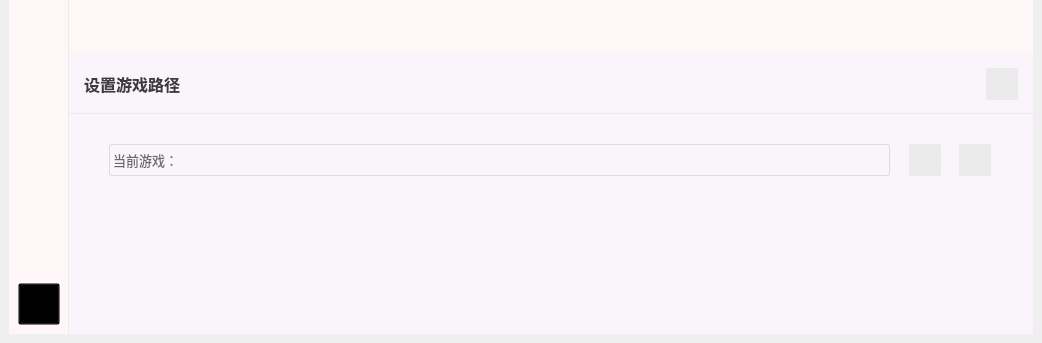
Before: the Qt Designer form ui/Main.ui in ichinoseyuu/GameLauncher, drawn with Qt 5; both pictures show x 0 to 1042 and y 395 to 738 of the 1042 by 738 pixel window.
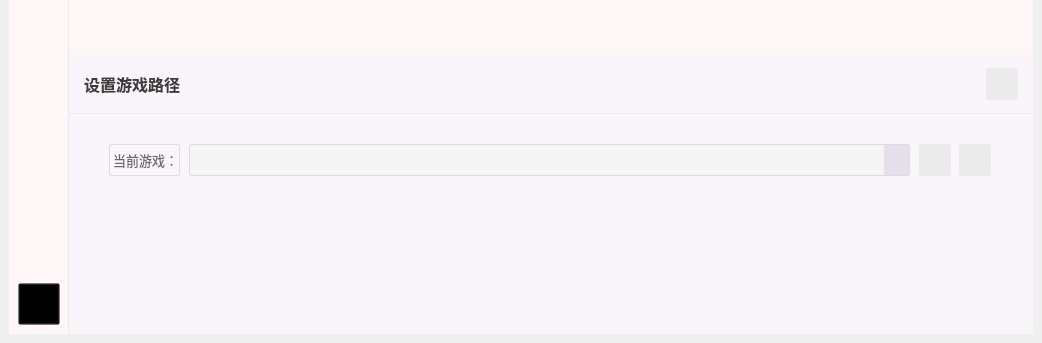
After: the same form once the commit is applied. The open tabs and pages were chosen to show the change. Icons and pictures are not drawn.

Diff of the .ui file:
```diff
--- a/ui/Main.ui
+++ b/ui/Main.ui
@@ -24,7 +24,9 @@
     </size>
    </property>
    <property name="styleSheet">
-    <string notr="true">#TitleWidget {
+    <string notr="true">/*================标题栏样式================*/
+
+#TitleWidget {
     border-bottom: 1px solid rgb(235, 235, 235);
     background-color: rgb(250, 245, 245);
 }
@@ -56,7 +58,7 @@
 }
 
 
-/*=============================*/
+/*================左侧按钮样式================*/
 
 #LeftWidget {
     border-right: 1px solid rgb(235, 235, 235);
@@ -77,26 +79,73 @@
     border-radius: 2px;
 }
 
-/*=============================*/
+/*================主页样式================*/
 
 #HomePage {
     background-color: rgb(255, 246, 248);
 }
 
-#PathSetWidget{
-    background-color: rgb(250, 245, 250);
-}
-
 #HomeLabel{
 	image: url(:/images/back_ground/home_bg.png);
 }
 
+#PathSetWidget{
+    background-color: rgb(250, 245, 250);
+}
+
 #PathSetLabel{
 	font-family: &quot;微软雅黑&quot;;
 	font-size: 12pt;
 	font-weight: bold;
 	color: rgb(60, 60, 60);
 }
+
+#PathSetTopWidget{
+    background-color: rgb(250, 245, 250);
+	border-bottom: 1px solid rgb(235, 235, 235);
+}
+
+#CurrentGameLabel{
+	font-family: &quot;微软雅黑&quot;;
+	font-size: 10pt;
+	color: dimgray;
+    border: 1px solid gainsboro;
+	border-radius: 2px;
+}
+
+#GameComboBox {
+	font-family: &quot;微软雅黑&quot;;
+    font: 10pt;
+    color: dimgray;
+	border-radius: 2px;
+    border: 1px solid gainsboro;
+    background-color: whitesmoke;
+}
+
+#GameComboBox::drop-down {
+    width: 25px;
+    background-color: rgb(229, 222, 235);
+}
+
+#GameComboBox QAbstractItemView {
+    color: dimgray;
+    background-color: whitesmoke;
+	border-radius: 2px;
+    outline: none;
+}
+
+#GameComboBox QAbstractItemView::item:hover {
+    background-color: lightgray;
+	border-radius: 2px;
+    color: dimgray; 
+}
+
+#GameComboBox QAbstractItemView::item:selected {
+    background-color: lightgray;
+	border-radius: 2px;
+    color: dimgray;
+}
+
 #PathSetWidget QPushButton {
     background-color: rgb(235, 235, 235);
 	color: rgb(80, 80, 80);
@@ -113,20 +162,8 @@
     border-radius: 2px;
 }
 
-#PathSetTopWidget{
-    background-color: rgb(250, 245, 250);
-	border-bottom: 1px solid rgb(235, 235, 235);
-}
+/*================开始页样式================*/
 
-#CurrentGameLabel{
-	font-family: &quot;微软雅黑&quot;;
-	font-size: 10pt;
-	color: dimgray;
-    border: 1px solid gainsboro;
-	border-radius: 2px;
-}
-
-/*=============================*/
 #StartPage {
     background-color: rgb(255, 246, 248);
 }
@@ -182,9 +219,8 @@
     border-radius: 2px;
 }
 #FunctionWidget QPushButton#ButtonEditFolder:checked {
-    background-color: rgb(230,230,230);
+    background-color: rgb(220, 220, 220);
 	border-radius: 2px;
-	border: 1px solid dimgray;
 }
 
 #FunctionWidget QPushButton:hover {
@@ -223,7 +259,9 @@
     background-color: rgb(230, 80, 110);
     border-radius: 2px;
 }
-/*=============================*/
+
+/*================关于页样式================*/
+
 #AboutPage { 
     background-color: rgb(255, 246, 248);
 }
@@ -324,12 +362,6 @@
 	font-weight: bold;
 	color: rgb(80, 80, 80);
 }
-
-QTextEdit {
-	background-color: transparent;
-	color: dimgray;
-    border: none;
-}
 /*=============================*/
 
 </string>
@@ -683,7 +715,7 @@
              <widget class="QPushButton" name="ButtonPathSet">
               <property name="geometry">
                <rect>
-                <x>840</x>
+                <x>850</x>
                 <y>90</y>
                 <width>32</width>
                 <height>32</height>
@@ -830,13 +862,13 @@
                <rect>
                 <x>40</x>
                 <y>90</y>
-                <width>781</width>
+                <width>71</width>
                 <height>32</height>
                </rect>
               </property>
               <property name="minimumSize">
                <size>
-                <width>200</width>
+                <width>0</width>
                 <height>32</height>
                </size>
               </property>
@@ -850,6 +882,28 @@
                <string>当前游戏：</string>
               </property>
              </widget>
+             <widget class="QComboBox" name="GameComboBox">
+              <property name="geometry">
+               <rect>
+                <x>120</x>
+                <y>90</y>
+                <width>721</width>
+                <height>32</height>
+               </rect>
+              </property>
+              <property name="minimumSize">
+               <size>
+                <width>0</width>
+                <height>32</height>
+               </size>
+              </property>
+              <property name="maximumSize">
+               <size>
+                <width>16777215</width>
+                <height>32</height>
+               </size>
+              </property>
+             </widget>
             </widget>
            </item>
           </layout>
```
Left out of the diff: 16 changed lines with no effect on the pictures.
